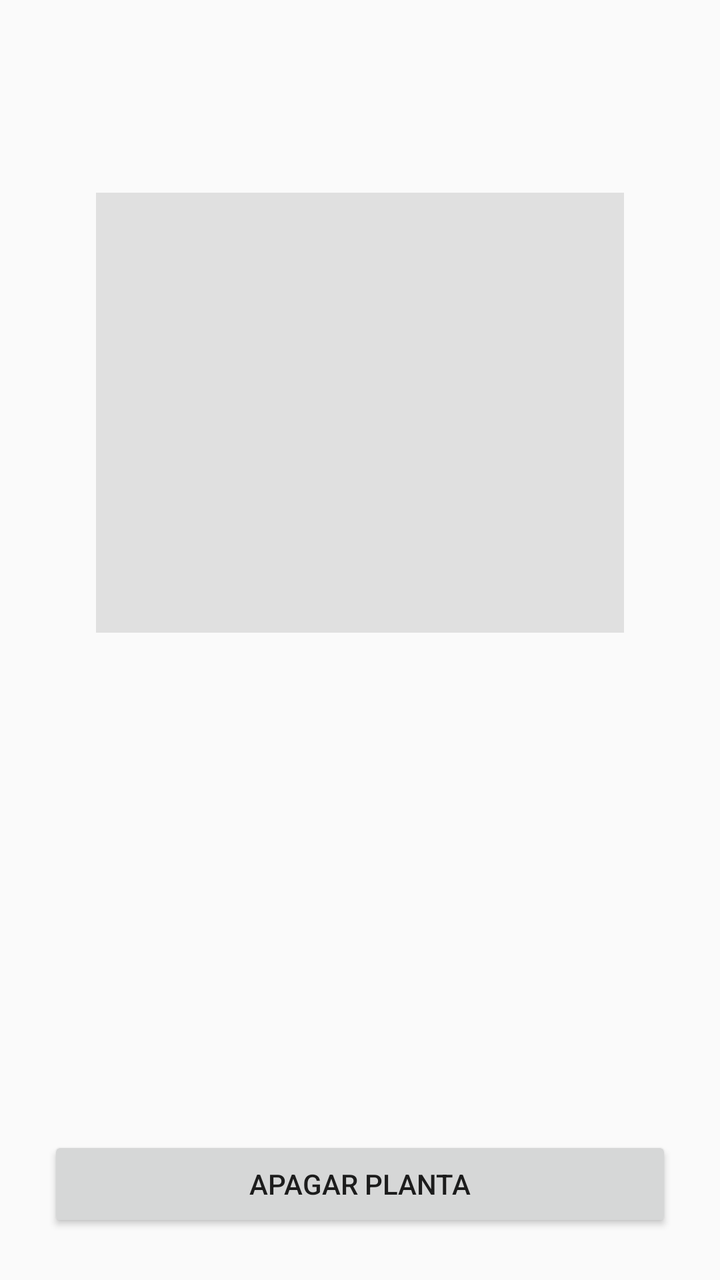
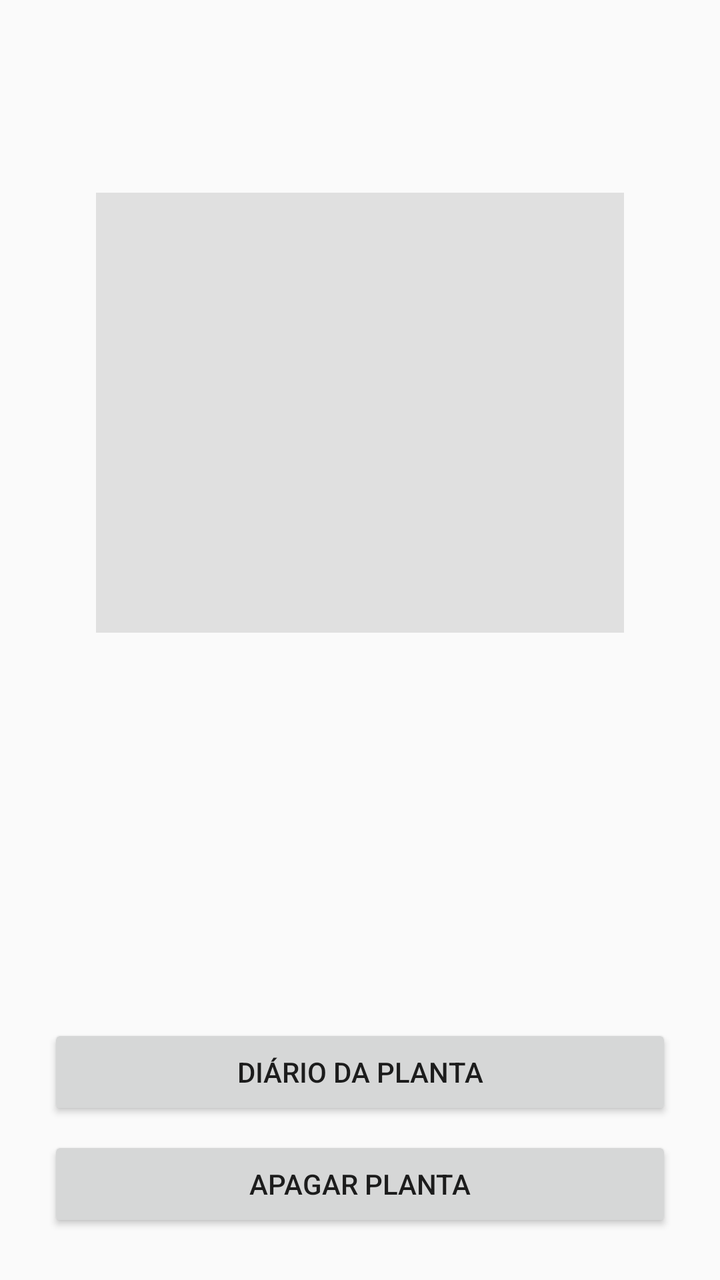

An Android layout rendered at two revisions. The XML below is the earlier revision; the diff shows what the commit changed to produce the second picture.
<!-- AndroidManifest.xml: application theme Theme.ProjectDroid -->
<!-- res/layout/activity_info_planta.xml -->
<?xml version="1.0" encoding="utf-8"?>
<LinearLayout xmlns:android="http://schemas.android.com/apk/res/android"
    android:id="@+id/ll_root"
    android:layout_width="match_parent"
    android:layout_height="match_parent"
    android:orientation="vertical"
    android:padding="24dp">

    <ScrollView
        android:layout_width="match_parent"
        android:layout_height="0dp"
        android:layout_weight="1">

    <LinearLayout
        android:id="@+id/ll_info"
        android:layout_width="match_parent"
        android:layout_height="wrap_content"
        android:orientation="vertical"
        android:padding="24dp">

        <TextView
            android:id="@+id/txt_titulo"
            android:layout_width="match_parent"
            android:layout_height="wrap_content"
            android:textSize="24sp"
            android:textStyle="bold"
            android:gravity="center_horizontal" />

        <ImageView
            android:id="@+id/img_info"
            android:layout_width="match_parent"
            android:layout_height="220dp"
            android:layout_marginTop="16dp"
            android:scaleType="centerCrop"
            android:contentDescription="Imagem da espécie"
            android:background="#E0E0E0" />

    </LinearLayout>
</ScrollView>

<Button
    android:id="@+id/btn_apagar"
    android:layout_width="match_parent"
    android:layout_height="wrap_content"
    android:layout_marginTop="8dp"
    android:text="Apagar planta" />

</LinearLayout>
<!-- resources referenced by this layout -->
<resources>
  <style name="Theme.ProjectDroid" parent="Theme.AppCompat.Light.DarkActionBar">
      </style>
</resources>

<!-- the commit's change to res/layout/activity_info_planta.xml (unified diff, before → after) -->
@@ -1,48 +1,55 @@
 <?xml version="1.0" encoding="utf-8"?>
 <LinearLayout xmlns:android="http://schemas.android.com/apk/res/android"
-    android:id="@+id/ll_root"
-    android:layout_width="match_parent"
-    android:layout_height="match_parent"
-    android:orientation="vertical"
-    android:padding="24dp">
+              android:id="@+id/ll_root"
+              android:layout_width="match_parent"
+              android:layout_height="match_parent"
+              android:orientation="vertical"
+              android:padding="24dp">
 
     <ScrollView
-        android:layout_width="match_parent"
-        android:layout_height="0dp"
-        android:layout_weight="1">
+            android:layout_width="match_parent"
+            android:layout_height="0dp"
+            android:layout_weight="1">
 
-    <LinearLayout
-        android:id="@+id/ll_info"
-        android:layout_width="match_parent"
-        android:layout_height="wrap_content"
-        android:orientation="vertical"
-        android:padding="24dp">
+        <LinearLayout
+                android:id="@+id/ll_info"
+                android:layout_width="match_parent"
+                android:layout_height="wrap_content"
+                android:orientation="vertical"
+                android:padding="24dp">
 
-        <TextView
-            android:id="@+id/txt_titulo"
+            <TextView
+                    android:id="@+id/txt_titulo"
+                    android:layout_width="match_parent"
+                    android:layout_height="wrap_content"
+                    android:textSize="24sp"
+                    android:textStyle="bold"
+                    android:gravity="center_horizontal" />
+
+            <ImageView
+                    android:id="@+id/img_info"
+                    android:layout_width="match_parent"
+                    android:layout_height="220dp"
+                    android:layout_marginTop="16dp"
+                    android:scaleType="centerCrop"
+                    android:contentDescription="Imagem da espécie"
+                    android:background="#E0E0E0" />
+
+        </LinearLayout>
+    </ScrollView>
+
+    <Button
+            android:id="@+id/btn_diario"
             android:layout_width="match_parent"
             android:layout_height="wrap_content"
-            android:textSize="24sp"
-            android:textStyle="bold"
-            android:gravity="center_horizontal" />
+            android:layout_marginTop="8dp"
+            android:text="Diário da Planta" />
 
-        <ImageView
-            android:id="@+id/img_info"
+    <Button
+            android:id="@+id/btn_apagar"
             android:layout_width="match_parent"
-            android:layout_height="220dp"
-            android:layout_marginTop="16dp"
-            android:scaleType="centerCrop"
-            android:contentDescription="Imagem da espécie"
-            android:background="#E0E0E0" />
-
-    </LinearLayout>
-</ScrollView>
-
-<Button
-    android:id="@+id/btn_apagar"
-    android:layout_width="match_parent"
-    android:layout_height="wrap_content"
-    android:layout_marginTop="8dp"
-    android:text="Apagar planta" />
+            android:layout_height="wrap_content"
+            android:layout_marginTop="8dp"
+            android:text="Apagar planta" />
 
 </LinearLayout>
